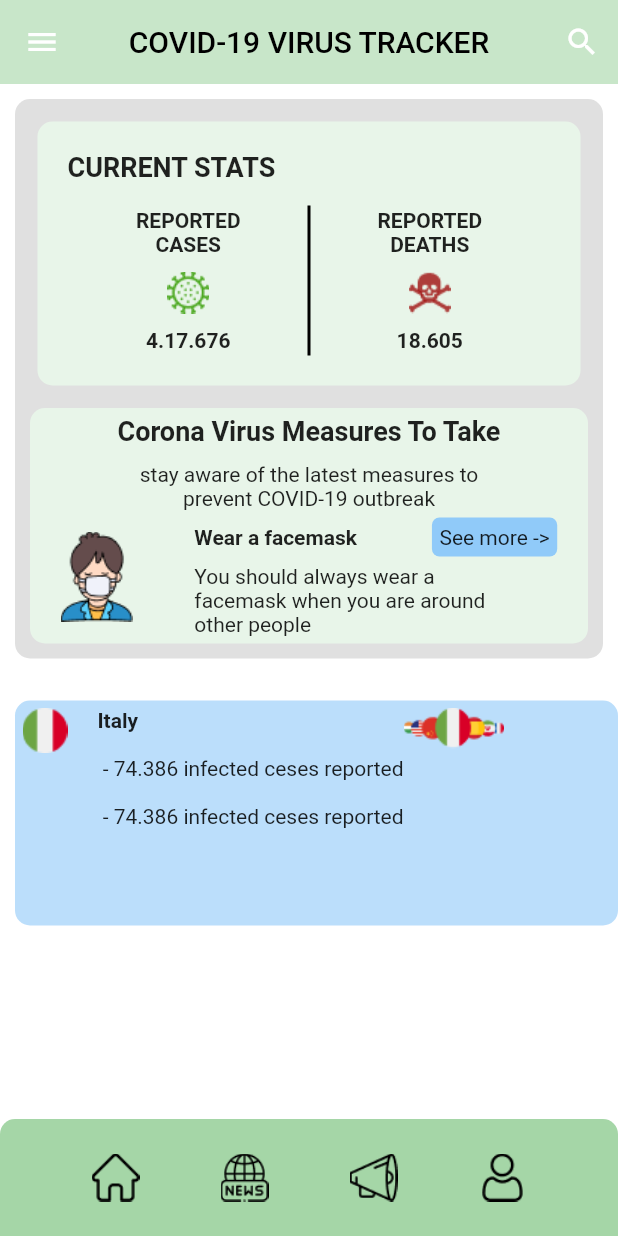
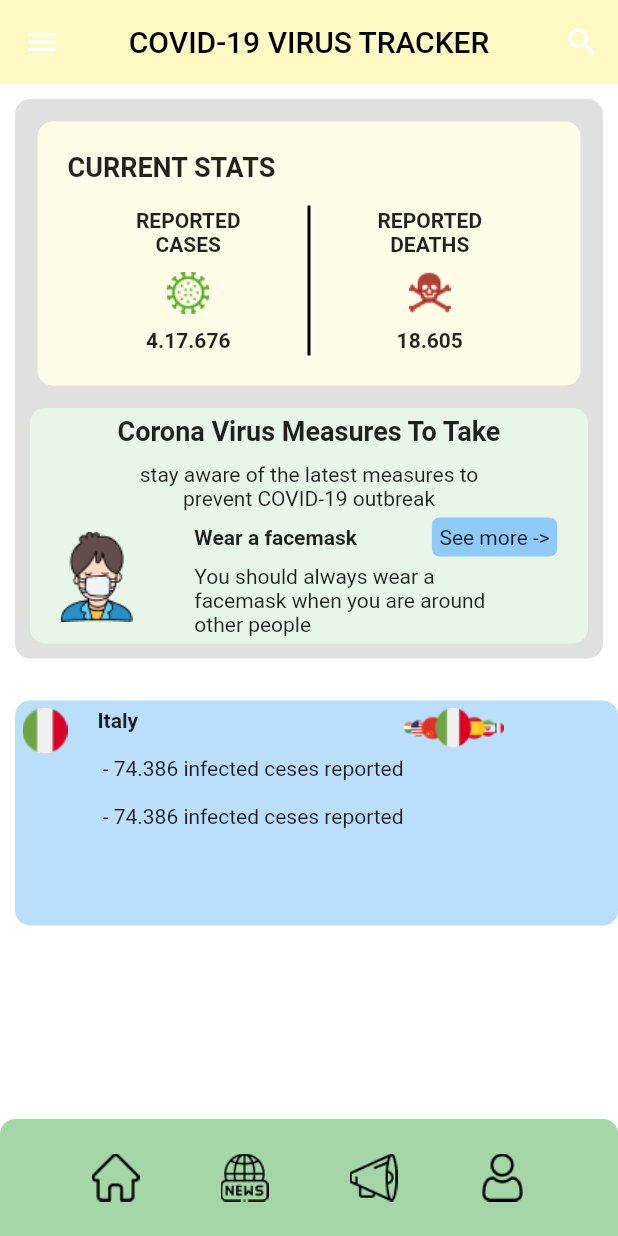
Before and after one commit to dimash12345/UAS_Covid, a Flutter app: the screen it shows after launch, on a phone screen of 412 x 824 dp. Run offline on Flutter 3.47's test engine with Material 2 defaults, Android fonts, the phone set to English and light mode, and no system bars.

```diff
--- a/lib/home.dart
+++ b/lib/home.dart
@@ -8,7 +8,7 @@ class home extends StatelessWidget {
     return Scaffold(
       appBar: AppBar(
         elevation: 0,
-        backgroundColor: Colors.green[100],
+        backgroundColor: Colors.yellow[100],
         centerTitle: true,
         title: Text(
           'COVID-19 VIRUS TRACKER',
@@ -37,7 +37,7 @@ class home extends StatelessWidget {
                 Container(
                   margin: EdgeInsets.all(10),
                   padding: EdgeInsets.all(20),
-                  decoration: BoxDecoration(borderRadius: BorderRadius.circular(10), color: Colors.green[50]),
+                  decoration: BoxDecoration(borderRadius: BorderRadius.circular(10), color: Colors.yellow[50]),
                   child: Column(
                     crossAxisAlignment: CrossAxisAlignment.start,
                     children: [
```
Also changed, not shown: 1 other file.
